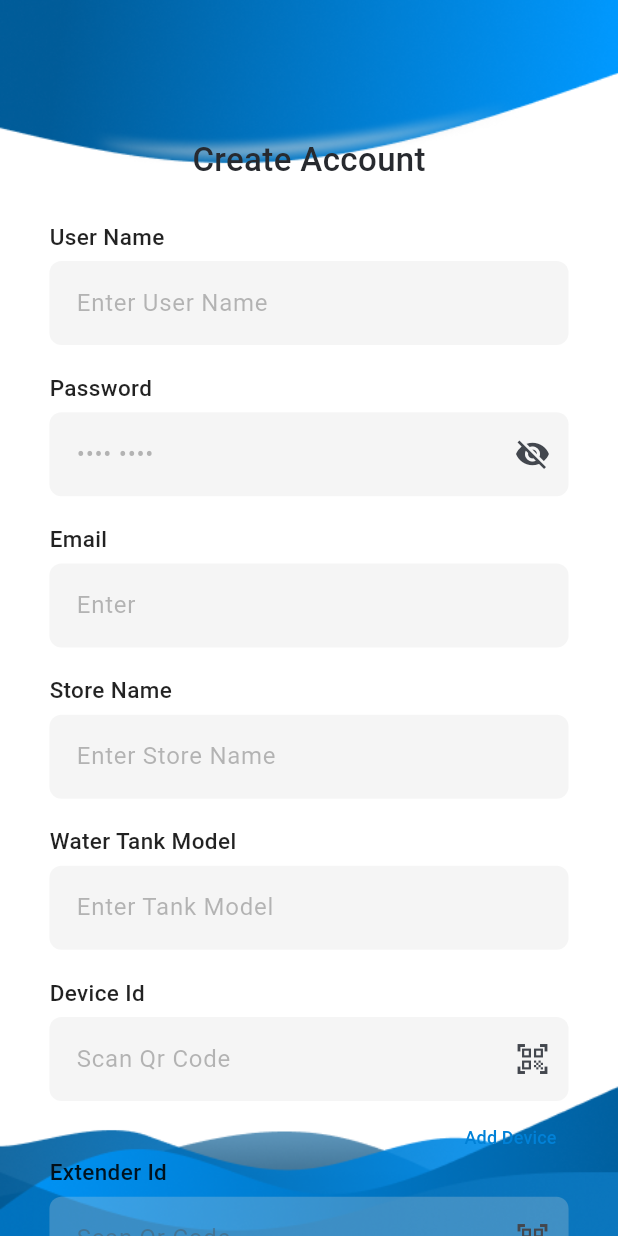
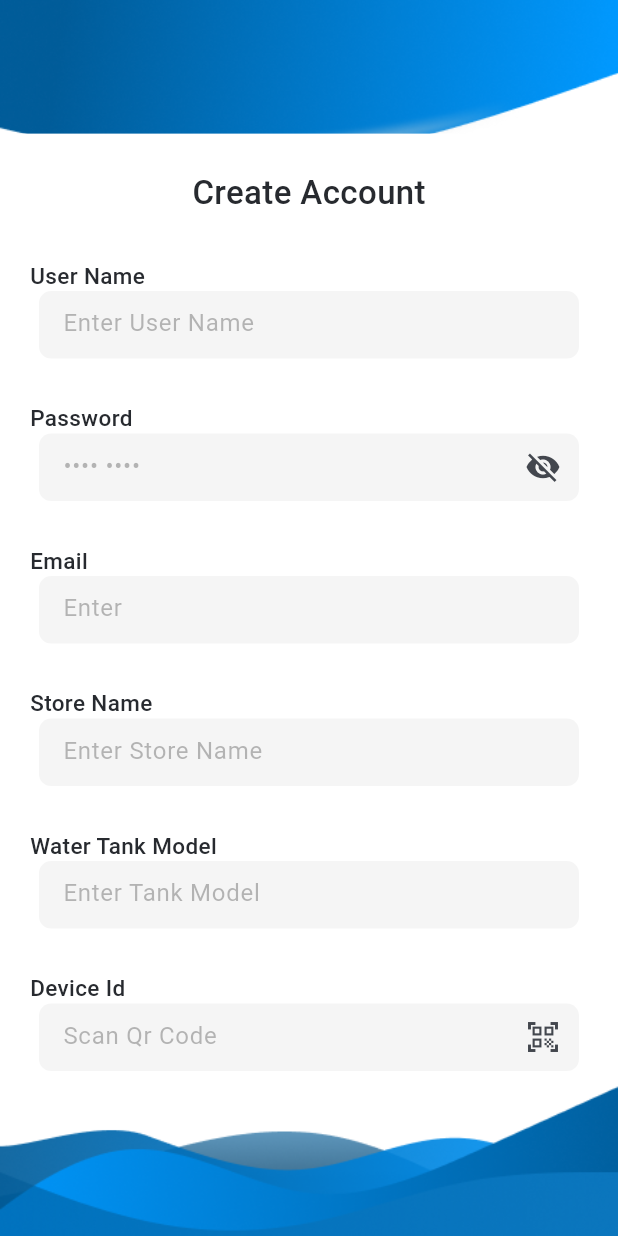
Before and after one commit to riyasfath/waterLevelSensorTransmittorApkUI, a Flutter app: the SignupScreen screen opened directly, on a phone screen of 412 x 824 dp. Run offline on Flutter 3.47's test engine with Material 3 defaults, Android fonts, the phone set to English and light mode, and no system bars.

Commit message:
signup..ui half

```diff
--- a/lib/UI/login/SignupScreen.dart
+++ b/lib/UI/login/SignupScreen.dart
@@ -4,6 +4,7 @@ import '../../theme/app_theme.dart';
 
 class SignupScreen extends StatefulWidget {
   const SignupScreen({super.key});
+
   @override
   State<SignupScreen> createState() => _SignupScreenState();
 }
@@ -11,192 +12,158 @@ class SignupScreen extends StatefulWidget {
 class _SignupScreenState extends State<SignupScreen> {
   bool _obscure = true;
 
-  // Top & bottom image design sizes (for aspect ratios)
-  static const double _hdrDesignW = 444, _hdrDesignH = 120; // header image
-  static const double _botDesignW = 553, _botDesignH = 153; // bottom image
-  static const String _hdrAsset = 'assets/images/top_header.png';
-  static const String _botAsset = 'assets/images/bottom_waves.png';
+  final String topImage = "assets/images/top_header.png";
+  final String bottomImage = "assets/images/bottom_waves.png";
+
+  // Field decoration from Figma
+  final InputDecoration _fxDecoration = const InputDecoration(
+    filled: true,
+    fillColor: Color(0x42D9D9D9), // #D9D9D9 26%
+    border: OutlineInputBorder(
+      borderRadius: BorderRadius.all(Radius.circular(5)),
+      borderSide: BorderSide.none,
+    ),
+    contentPadding: EdgeInsets.symmetric(horizontal: 12, vertical: 12),
+  );
+
+  static const double _fieldW = 360;
+  static const double _fieldH = 45;
+  static const double _gapTop = 29;
 
   @override
   Widget build(BuildContext context) {
     final w = MediaQuery.of(context).size.width;
 
-    // Responsive heights preserving the images’ aspect ratios
-    final double headerImgH = w * (_hdrDesignH / _hdrDesignW);
-    final double bottomImgH = w * (_botDesignH / _botDesignW);
+    // calculate header and footer image height by aspect ratio
+    final double headerImgH = w * (120 / 444);
+    final double bottomImgH = w * (153 / 553);
 
     return Scaffold(
       backgroundColor: Colors.white,
       body: Stack(
         children: [
-          // --- TOP: header image (replaces AppBar/clipper) ---
+          // --- Top image ---
           Positioned(
             top: 0, left: 0, right: 0,
             height: headerImgH,
-            child: IgnorePointer(
-              child: Image.asset(_hdrAsset, fit: BoxFit.fill),
-            ),
+            child: Image.asset(topImage, fit: BoxFit.fill),
           ),
 
-          // --- BOTTOM: waves image (replaces clippers) ---
+          // --- Bottom image ---
           Positioned(
-            left: 0, right: 0, bottom: 0,
+            bottom: 0, left: 0, right: 0,
             height: bottomImgH,
-            child: IgnorePointer(
-              child: Image.asset(_botAsset, fit: BoxFit.fill),
-            ),
+            child: Image.asset(bottomImage, fit: BoxFit.fill),
           ),
 
-          // --- CONTENT ---
+          // --- Scrollable white form, inside the space between header and footer ---
           SafeArea(
+            child: Padding(
+              padding: EdgeInsets.only(
+                top: headerImgH * 0.8,   // push down below top curve
+                bottom: bottomImgH * 0.9, // stop above bottom waves
+              ),
+              child: Container(
+                width: double.infinity,
+                decoration: const BoxDecoration(
+                  color: Colors.white, // Pure white background
+                ),
                 child: SingleChildScrollView(
-              padding: EdgeInsets.symmetric(horizontal: w * 0.08)
-              // leave space so content doesn’t collide with bottom waves
-                  .copyWith(bottom: bottomImgH * 0.85),
+                  padding: const EdgeInsets.symmetric(horizontal: 20, vertical: 24),
+                  child: Container(
+                    width: double.infinity,
+                    decoration: const BoxDecoration(
+                      color: Colors.white, // Double ensure pure white
+                    ),
                     child: Column(
                       crossAxisAlignment: CrossAxisAlignment.center,
                       children: [
-                  // push form below the curved part of the top image
-                  SizedBox(height: headerImgH * 0.82),
-
                         const Text(
                           "Create Account",
                           style: TextStyle(fontSize: 22, fontWeight: FontWeight.w500),
                         ),
-                  SizedBox(height: w * 0.06),
 
-                  // ----- User Name -----
-                  const _Label("User Name"),
-                  const SizedBox(height: 6),
-                  _SizedField(
-                    width: w * 0.84,
-                    height: w * 0.15,
-                    child: const TextField(
-                      decoration: InputDecoration(hintText: "Enter User Name"),
-                    ),
-                  ),
-                  const SizedBox(height: 12),
+                        // === User Name ===
+                        const SizedBox(height: _gapTop),
+                        _label("User Name"),
+                        _box(TextField(
+                          decoration: _fxDecoration.copyWith(hintText: "Enter User Name"),
+                        )),
 
-                  // ----- Password -----
-                  const _Label("Password"),
-                  const SizedBox(height: 6),
-                  _SizedField(
-                    width: w * 0.84,
-                    height: w * 0.15,
-                    child: TextField(
+                        // === Password ===
+                        const SizedBox(height: _gapTop),
+                        _label("Password"),
+                        _box(TextField(
                           obscureText: _obscure,
-                      decoration: InputDecoration(
+                          decoration: _fxDecoration.copyWith(
                             hintText: "•••• ••••",
                             suffixIcon: IconButton(
                               onPressed: () => setState(() => _obscure = !_obscure),
                               icon: Icon(_obscure ? Icons.visibility_off : Icons.visibility),
                             ),
                           ),
+                        )),
+
+                        // === Email ===
+                        const SizedBox(height: _gapTop),
+                        _label("Email"),
+                        _box(TextField(
+                          keyboardType: TextInputType.emailAddress,
+                          decoration: _fxDecoration.copyWith(hintText: "Enter"),
+                        )),
+
+                        // === Store Name ===
+                        const SizedBox(height: _gapTop),
+                        _label("Store Name"),
+                        _box(TextField(
+                          decoration: _fxDecoration.copyWith(hintText: "Enter Store Name"),
+                        )),
+
+                        // === Tank Model ===
+                        const SizedBox(height: _gapTop),
+                        _label("Water Tank Model"),
+                        _box(TextField(
+                          decoration: _fxDecoration.copyWith(hintText: "Enter Tank Model"),
+                        )),
+
+                        // === Device Id ===
+                        const SizedBox(height: _gapTop),
+                        _label("Device Id"),
+                        _box(TextField(
+                          decoration: _fxDecoration.copyWith(
+                            hintText: "Scan Qr Code",
+                            suffixIcon: const Icon(Icons.qr_code_scanner_outlined),
                           ),
-                  ),
-                  const SizedBox(height: 12),
-
-                  // ----- Email -----
-                  const _Label("Email"),
-                  const SizedBox(height: 6),
-                  _SizedField(
-                    width: w * 0.84,
-                    height: w * 0.15,
-                    child: const TextField(
-                      keyboardType: TextInputType.emailAddress,
-                      decoration: InputDecoration(hintText: "Enter"),
-                    ),
-                  ),
-                  const SizedBox(height: 12),
-
-                  // ----- Store Name -----
-                  const _Label("Store Name"),
-                  const SizedBox(height: 6),
-                  _SizedField(
-                    width: w * 0.84,
-                    height: w * 0.15,
-                    child: const TextField(
-                      decoration: InputDecoration(hintText: "Enter Store Name"),
-                    ),
-                  ),
-                  const SizedBox(height: 12),
-
-                  // ----- Water Tank Model -----
-                  const _Label("Water Tank Model"),
-                  const SizedBox(height: 6),
-                  _SizedField(
-                    width: w * 0.84,
-                    height: w * 0.15,
-                    child: const TextField(
-                      decoration: InputDecoration(hintText: "Enter Tank Model"),
-                    ),
-                  ),
-                  const SizedBox(height: 12),
-
-                  // ----- Device Id -----
-                  const _Label("Device Id"),
-                  const SizedBox(height: 6),
-                  _SizedField(
-                    width: w * 0.84,
-                    height: w * 0.15,
-                    child: TextField(
-                      decoration: InputDecoration(
-                        hintText: "Scan Qr Code",
-                        suffixIcon: IconButton(
-                          onPressed: () {}, // TODO: scan action
-                          icon: const Icon(Icons.qr_code_scanner_outlined),
-                        ),
-                      ),
-                    ),
-                  ),
-                  const SizedBox(height: 6),
+                        )),
                         Align(
                           alignment: Alignment.centerRight,
                           child: TextButton(
-                      style: TextButton.styleFrom(
-                        padding: const EdgeInsets.symmetric(horizontal: 8, vertical: 4),
-                        minimumSize: const Size(0, 0),
-                        tapTargetSize: MaterialTapTargetSize.shrinkWrap,
-                      ),
-                      onPressed: () {}, // TODO: add device action
+                            onPressed: () {},
                             child: const Text("Add Device", style: TextStyle(fontSize: 12)),
                           ),
                         ),
 
-                  // ----- Extender Id -----
-                  const _Label("Extender Id"),
-                  const SizedBox(height: 6),
-                  _SizedField(
-                    width: w * 0.84,
-                    height: w * 0.15,
-                    child: TextField(
-                      decoration: InputDecoration(
+                        // === Extender Id ===
+                        const SizedBox(height: _gapTop),
+                        _label("Extender Id"),
+                        _box(TextField(
+                          decoration: _fxDecoration.copyWith(
                             hintText: "Scan Qr Code",
-                        suffixIcon: IconButton(
-                          onPressed: () {}, // TODO: scan action
-                          icon: const Icon(Icons.qr_code_scanner_outlined),
+                            suffixIcon: const Icon(Icons.qr_code_scanner_outlined),
                           ),
-                      ),
-                    ),
-                  ),
-                  const SizedBox(height: 6),
+                        )),
                         Align(
                           alignment: Alignment.centerRight,
                           child: TextButton(
-                      style: TextButton.styleFrom(
-                        padding: const EdgeInsets.symmetric(horizontal: 8, vertical: 4),
-                        minimumSize: const Size(0, 0),
-                        tapTargetSize: MaterialTapTargetSize.shrinkWrap,
-                      ),
-                      onPressed: () {}, // TODO: add device action
+                            onPressed: () {},
                             child: const Text("Add Device", style: TextStyle(fontSize: 12)),
                           ),
                         ),
-                  const SizedBox(height: 12),
 
-                  // Login button
+                        // === Login Button ===
+                        const SizedBox(height: _gapTop),
                         SizedBox(
-                    width: double.infinity,
+                          width: _fieldW,
                           height: 50,
                           child: ElevatedButton(
                             style: ElevatedButton.styleFrom(
@@ -206,19 +173,18 @@ class _SignupScreenState extends State<SignupScreen> {
                               ),
                             ),
                             onPressed: () {
-                        Navigator.of(context).push(
-                          MaterialPageRoute(
-                            builder: (context) => const DashboardScreen(),
-                          ),
+                              Navigator.push(
+                                context,
+                                MaterialPageRoute(builder: (_) => const DashboardScreen()),
                               );
                             },
-                      child: const Text(
-                        "Login",
-                        style: TextStyle(fontSize: 16, color: Colors.white),
+                            child: const Text("Login", style: TextStyle(color: Colors.white)),
+                          ),
+                        ),
+                      ],
                     ),
                   ),
                 ),
-                ],
               ),
             ),
           ),
@@ -226,36 +192,18 @@ class _SignupScreenState extends State<SignupScreen> {
       ),
     );
   }
-}
 
-// ---------- Small helpers ----------
-class _Label extends StatelessWidget {
-  final String text;
-  const _Label(this.text);
-  @override
-  Widget build(BuildContext context) {
+  Widget _label(String text) {
     return Align(
       alignment: Alignment.centerLeft,
       child: Text(
         text,
-        style: const TextStyle(
-          fontSize: 15,
-          color: Colors.black87,
-          fontWeight: FontWeight.w500,
-        ),
+        style: const TextStyle(fontSize: 15, fontWeight: FontWeight.w500),
       ),
     );
   }
-}
 
-class _SizedField extends StatelessWidget {
-  final double? width;
-  final double height;
-  final Widget child;
-  const _SizedField({this.width, required this.height, required this.child});
-
-  @override
-  Widget build(BuildContext context) {
-    return SizedBox(width: width, height: height, child: child);
+  Widget _box(Widget child) {
+    return SizedBox(width: _fieldW, height: _fieldH, child: child);
   }
 }
--- a/lib/main.dart
+++ b/lib/main.dart
@@ -1,4 +1,5 @@
 import 'package:flutter/material.dart';
+import 'package:waterlevelcopy/UI/login/SignupScreen.dart';
 import 'UI/login/loginScreen.dart';
 import 'theme/app_theme.dart';
 
@@ -15,7 +16,7 @@ class WaterLevelApp extends StatelessWidget {
       title: 'Water Level BLE',
       debugShowCheckedModeBanner: false,
       theme: AppTheme.light(),
-      home: const LoginScreenMock(),
+      home: const SignupScreen(),
     );
   }
 }
```
Also changed, not shown: lib/UI/dashboard/dashboardScreen.dart (+9 -1 lines), lib/UI/historyScreen/historyScreen.dart (added, +110 -0 lines), lib/UI/settings/settingsScreen.dart (added, +185 -0 lines). Lines whose indentation alone changed are shown as unchanged.
